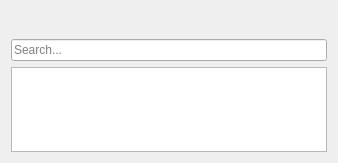
Above: code/MiamUniqueLibrary/uniquelibrary.ui from MBach/Miam-Player before the change. Below: the same form after it.
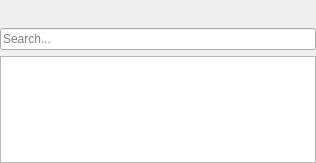
That is the form after the change. Icons and pictures are not drawn. Custom widgets are drawn as their Qt base class.

Diff of the .ui file:
```diff
--- a/code/MiamUniqueLibrary/uniquelibrary.ui
+++ b/code/MiamUniqueLibrary/uniquelibrary.ui
@@ -14,6 +14,18 @@
    <string>Form</string>
   </property>
   <layout class="QVBoxLayout" name="verticalLayout_2">
+   <property name="leftMargin">
+    <number>0</number>
+   </property>
+   <property name="topMargin">
+    <number>0</number>
+   </property>
+   <property name="rightMargin">
+    <number>0</number>
+   </property>
+   <property name="bottomMargin">
+    <number>0</number>
+   </property>
    <item>
     <layout class="QHBoxLayout" name="horizontalLayout">
      <item>
@@ -238,6 +250,11 @@
    <extends>QPushButton</extends>
    <header>mediabutton.h</header>
   </customwidget>
+  <customwidget>
+   <class>TableView</class>
+   <extends>QTableView</extends>
+   <header>tableview.h</header>
+  </customwidget>
  </customwidgets>
  <resources>
   <include location="../MiamPlayer/mp.qrc"/>
```
Left out of the diff: 2 changed lines with no effect on the pictures.
